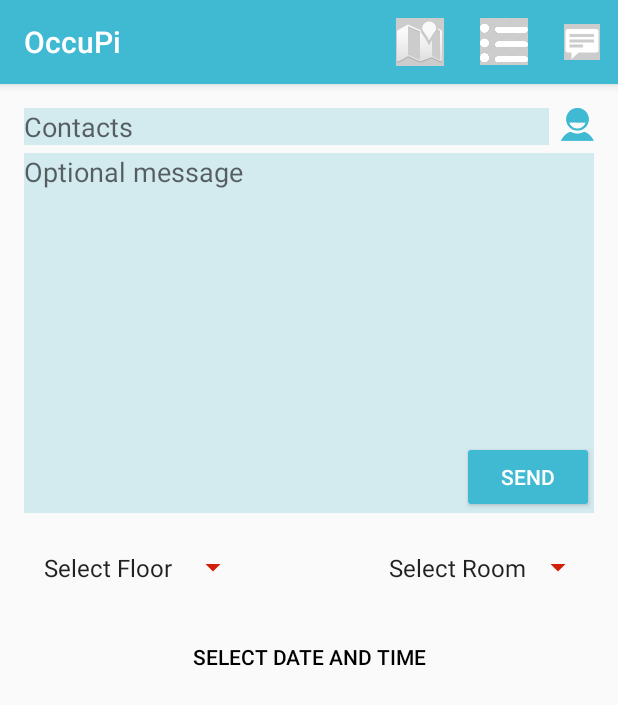
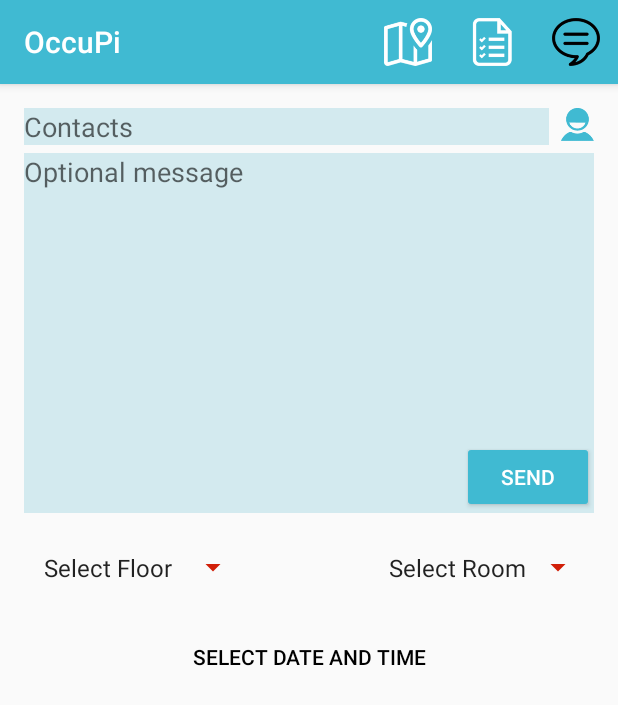
Before and after one commit to alexandertaylor88/OccuPi, an Android app: the Rally screen opened directly, with no data from a screen before it, on a phone screen of 412 x 824 dp. Shown: the top 705 px of the screen. Run offline under Robolectric (Android 15) with nearby library versions, the phone set to English and light mode, and no system bars; 1 statement that could not run was skipped.

Commit message:
Menu Icons

```diff
--- a/app/src/main/java/occupi/occupi/ContactsPickerActivity.java
+++ b/app/src/main/java/occupi/occupi/ContactsPickerActivity.java
@@ -27,6 +27,8 @@
     @Override
     public boolean onCreateOptionsMenu(Menu menu) {
         getMenuInflater().inflate(R.menu.menu_main, menu);
+        menu.findItem(R.id.rally).setEnabled(false);
+        menu.findItem(R.id.rally).setIcon(R.drawable.rally_focused);
         return true;
     }
 
--- a/app/src/main/java/occupi/occupi/List.java
+++ b/app/src/main/java/occupi/occupi/List.java
@@ -123,7 +123,7 @@
     public boolean onCreateOptionsMenu(Menu menu) {
         getMenuInflater().inflate(R.menu.menu_main, menu);
         menu.findItem(R.id.list).setEnabled(false);
-        menu.findItem(R.id.list).getIcon().setColorFilter(Color.LTGRAY, PorterDuff.Mode.DST_OVER);
+        menu.findItem(R.id.list).setIcon(R.drawable.list_focused);
         return true;
     }
     @Override
--- a/app/src/main/java/occupi/occupi/Map.java
+++ b/app/src/main/java/occupi/occupi/Map.java
@@ -396,7 +396,7 @@
     public boolean onCreateOptionsMenu(Menu menu) {
         getMenuInflater().inflate(R.menu.menu_main, menu);
         menu.findItem(R.id.map).setEnabled(false);
-        menu.findItem(R.id.map).getIcon().setColorFilter(Color.LTGRAY, PorterDuff.Mode.DST_OVER);
+        menu.findItem(R.id.map).setIcon(R.drawable.map_focused);
         return true;
     }
 
--- a/app/src/main/java/occupi/occupi/Rally.java
+++ b/app/src/main/java/occupi/occupi/Rally.java
@@ -186,7 +186,7 @@
     public boolean onCreateOptionsMenu(Menu menu) {
         getMenuInflater().inflate(R.menu.menu_main, menu);
         menu.findItem(R.id.rally).setEnabled(false);
-        menu.findItem(R.id.rally).getIcon().setColorFilter(Color.LTGRAY, PorterDuff.Mode.DST_OVER);
+        menu.findItem(R.id.rally).setIcon(R.drawable.rally_focused);
         return true;
     }
 
--- a/app/src/main/java/occupi/occupi/RoomStatus.java
+++ b/app/src/main/java/occupi/occupi/RoomStatus.java
@@ -64,8 +64,6 @@
     @Override
     public boolean onCreateOptionsMenu(Menu menu) {
         getMenuInflater().inflate(R.menu.menu_main, menu);
-        menu.findItem(R.id.list).setEnabled(false);
-        menu.findItem(R.id.list).getIcon().setColorFilter(Color.LTGRAY, PorterDuff.Mode.DST_OVER);
         return true;
     }
 
--- a/app/src/main/res/menu-v21/menu_main.xml
+++ b/app/src/main/res/menu-v21/menu_main.xml
@@ -4,17 +4,17 @@
     tools:context=".List">
     <item
         android:id="@+id/map"
-        android:icon="@android:drawable/ic_dialog_map"
+        android:icon="@drawable/map_unfocused"
         android:title="Map"
         app:showAsAction="always"></item>
     <item
         android:id="@+id/list"
-        android:icon="@drawable/list_icon"
+        android:icon="@drawable/list_unfocused"
         android:title="List"
         app:showAsAction="always"></item>
     <item
         android:id="@+id/rally"
-        android:icon="@android:drawable/stat_notify_chat"
+        android:icon="@drawable/rally_unfocused"
         android:title="Rally"
         app:showAsAction="always"></item>
 
```
Also changed, not shown: app/src/main/res/drawable/list_focused.png (added), app/src/main/res/drawable/list_unfocused.png (added), app/src/main/res/drawable/map_focused.png (added), app/src/main/res/drawable/map_unfocused.png (added), app/src/main/res/drawable/rally_focused.png (added), app/src/main/res/drawable/rally_unfocused.png (added), 16 other files.
